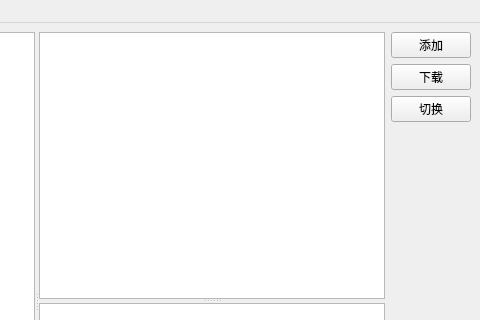
The window that PageUI/mainPage.ui (lxambulance/CoLoRagent) describes before a commit, drawn with Qt 5; both pictures show x 320 to 800 and y 0 to 320 of the 800 by 600 pixel window.
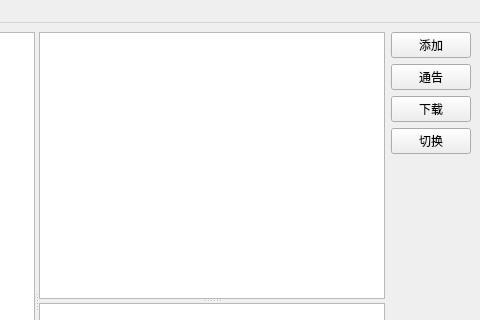
The same window after the commit.

```diff
--- a/PageUI/mainPage.ui
+++ b/PageUI/mainPage.ui
@@ -48,7 +48,14 @@
        </widget>
       </item>
       <item>
-       <widget class="QPushButton" name="pushButton_2">
+       <widget class="QPushButton" name="pushButton_reg">
+        <property name="text">
+         <string>通告</string>
+        </property>
+       </widget>
+      </item>
+      <item>
+       <widget class="QPushButton" name="pushButton_dow">
         <property name="text">
          <string>下载</string>
         </property>
```
Left out of the diff: 25 changed lines with no effect on the pictures.
